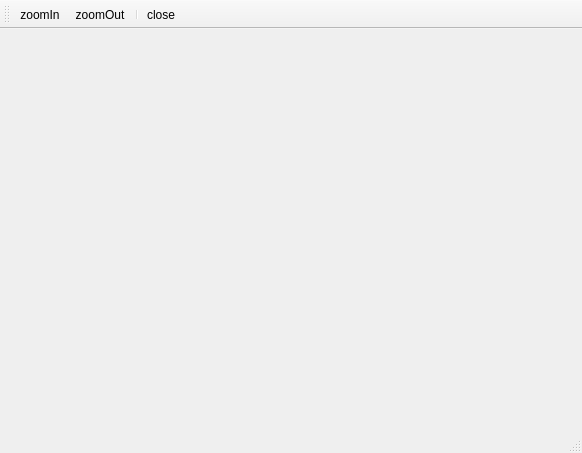
Before: the Qt Designer form mainwindow.ui in xtfllbl/qjdRose, drawn with Qt 5.
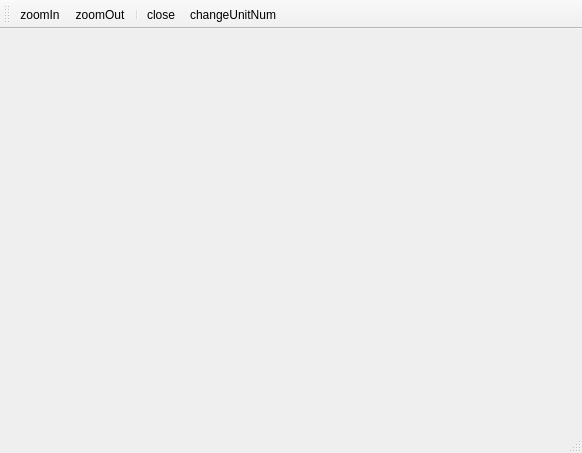
After: the same form once the commit is applied. Icons and pictures are not drawn.

What changed in the file:
```diff
--- a/mainwindow.ui
+++ b/mainwindow.ui
@@ -41,6 +41,7 @@
    <addaction name="actionZoomOut"/>
    <addaction name="separator"/>
    <addaction name="actionClose"/>
+   <addaction name="actionChangeUnitNum"/>
   </widget>
   <widget class="QStatusBar" name="statusBar"/>
   <action name="actionZoomOut">
@@ -76,6 +77,11 @@
     <string>close</string>
    </property>
   </action>
+  <action name="actionChangeUnitNum">
+   <property name="text">
+    <string>changeUnitNum</string>
+   </property>
+  </action>
  </widget>
  <layoutdefault spacing="6" margin="11"/>
  <resources>
```
